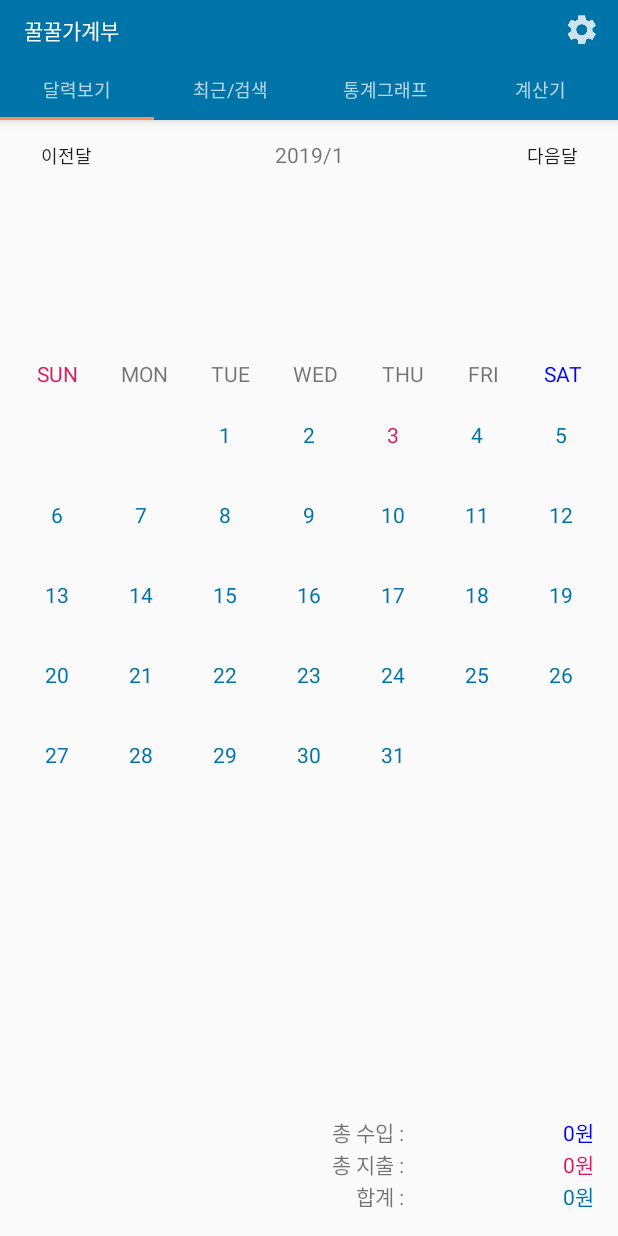
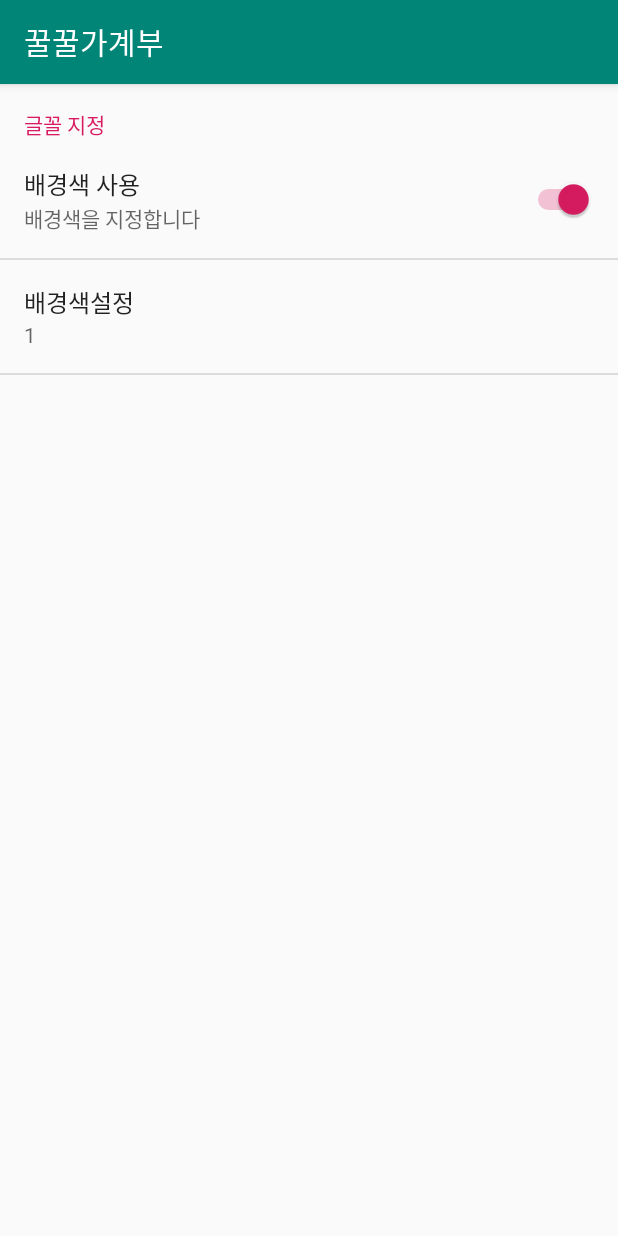
Before and after one commit to JoonminLee/household_account_book, an Android app: the screen it shows after launch (MainActivity before the commit, SettingsActivity after it), after a tap on "설정", on a phone screen of 412 x 824 dp. Run offline under Robolectric (Android 15) with nearby library versions, the phone set to English and light mode, and no system bars.

Commit message:
20190103 1800

```diff
--- a/HHAC_tab/app/src/main/AndroidManifest.xml
+++ b/HHAC_tab/app/src/main/AndroidManifest.xml
@@ -24,6 +24,7 @@
         <activity
             android:name=".DetailActivity"
             android:theme="@style/AppTheme.NoActionBar" />
+        <activity android:name=".SettingsActivity" />
 
         <service android:name=".MyFirebaseInstanceIDService">
             <intent-filter>
--- a/HHAC_tab/app/src/main/java/com/example/jay/hhac_tab/MainActivity.java
+++ b/HHAC_tab/app/src/main/java/com/example/jay/hhac_tab/MainActivity.java
@@ -48,6 +48,22 @@ public class MainActivity extends AppCompatActivity {
         mViewPager.addOnPageChangeListener(new TabLayout.TabLayoutOnPageChangeListener(tabLayout));
         tabLayout.addOnTabSelectedListener(new TabLayout.ViewPagerOnTabSelectedListener(mViewPager));
 
+        Intent intent = getIntent();
+        String color = intent.getStringExtra("bgcolor");
+        if (color != null) {
+            if (color.equals("honeydew")) {
+                mViewPager.setBackgroundColor(getResources().getColor(R.color.honeydew));
+            }
+            else if(color.equals("mistyrose")){
+                mViewPager.setBackgroundColor(getResources().getColor(R.color.mistyrose));
+            }
+            else if(color.equals("lavender")){
+                mViewPager.setBackgroundColor(getResources().getColor(R.color.lavender));
+
+            } else if(color.equals("defaultwhite")){
+                mViewPager.setBackgroundColor(getResources().getColor(R.color.defaultblack));
+            }
+        }
     }
 
     @Override
@@ -60,7 +76,8 @@ public class MainActivity extends AppCompatActivity {
     public boolean onOptionsItemSelected(MenuItem item) {
         switch (item.getItemId()) {
             case R.id.settingBtn:
-
+                Intent intent = new Intent(this, SettingsActivity.class);
+                startActivity(intent);
                 break;
         }
         return true;
--- /dev/null
+++ b/HHAC_tab/app/src/main/java/com/example/jay/hhac_tab/SettingsActivity.java
@@ -0,0 +1,13 @@
+package com.example.jay.hhac_tab;
+
+import android.os.Bundle;
+import android.support.annotation.Nullable;
+import android.support.v7.app.AppCompatActivity;
+
+public class SettingsActivity extends AppCompatActivity {
+    @Override
+    protected void onCreate(@Nullable Bundle savedInstanceState) {
+        super.onCreate(savedInstanceState);
+        setContentView(R.layout.activity_settings);
+    }
+}
--- /dev/null
+++ b/HHAC_tab/app/src/main/java/com/example/jay/hhac_tab/SettingsPreferenceFragment.java
@@ -0,0 +1,55 @@
+package com.example.jay.hhac_tab;
+
+import android.content.Intent;
+import android.content.SharedPreferences;
+import android.os.Bundle;
+import android.preference.ListPreference;
+import android.preference.PreferenceFragment;
+import android.preference.PreferenceManager;
+import android.support.annotation.Nullable;
+import android.util.Log;
+
+public class SettingsPreferenceFragment extends PreferenceFragment {
+
+    SharedPreferences prefs;
+    ListPreference backgroundPref;
+
+    @Override
+    public void onCreate(@Nullable Bundle savedInstanceState) {
+        super.onCreate(savedInstanceState);
+
+        addPreferencesFromResource(R.xml.preference);
+
+        backgroundPref = (ListPreference) findPreference("key_dialog_backgroundcolor");
+        prefs = PreferenceManager.getDefaultSharedPreferences(getActivity());
+
+        if (!prefs.getString("key_dialog_backgroundcolor", "").equals("")) {
+            backgroundPref.setSummary(prefs.getString("key_dialog_backgroundcolor", "false"));
+        }
+        prefs.registerOnSharedPreferenceChangeListener(prefListener);
+    }
+
+    SharedPreferences.OnSharedPreferenceChangeListener prefListener = new SharedPreferences.OnSharedPreferenceChangeListener() {
+
+        @Override
+        public void onSharedPreferenceChanged(SharedPreferences sharedPreferences, String key) {
+            if (key.equals("key_dialog_backgroundcolor")) {
+                backgroundPref.setSummary(prefs.getString("key_dialog_backgroundcolor", "honeydew"));
+            }
+            String bgColor = String.valueOf(backgroundPref.getSummary());
+            if (bgColor != null) {
+                Intent intent = new Intent(getActivity(), MainActivity.class);
+                intent.putExtra("bgcolor", bgColor);
+                Log.i("배경색-----------------", bgColor);
+                startActivity(intent);
+            }
+        }
+
+    };
+
+    @Override
+    public void onResume() {
+        super.onResume();
+
+    }
+}
--- /dev/null
+++ b/HHAC_tab/app/src/main/res/layout/activity_settings.xml
@@ -0,0 +1,6 @@
+<?xml version="1.0" encoding="utf-8"?>
+<fragment xmlns:android="http://schemas.android.com/apk/res/android"
+    android:id="@+id/settings_fragment"
+    android:name="com.example.jay.hhac_tab.SettingsPreferenceFragment"
+    android:layout_width="match_parent"
+    android:layout_height="match_parent" />
--- a/HHAC_tab/app/src/main/res/values/colors.xml
+++ b/HHAC_tab/app/src/main/res/values/colors.xml
@@ -4,4 +4,8 @@
     <color name="colorPrimaryDark">#0074a8</color>
     <color name="colorAccent">#D81B60</color>
     <color name="colorBlue">#00F</color>
+    <color name="honeydew">#F0FF</color>
+    <color name="mistyrose">#ffe4</color>
+    <color name="lavender">#e6e6</color>
+    <color name="defaultblack">#ffffff</color>
 </resources>
--- a/HHAC_tab/app/src/main/res/values/strings.xml
+++ b/HHAC_tab/app/src/main/res/values/strings.xml
@@ -6,4 +6,12 @@
     <string name="tab_text_4">계산기</string>
     <string name="channel_id">notificationChannel1</string>
     <string name="channel_name">notificationName1</string>
+
+    <string-array name="BackgroundColor">
+        <item>honeydew</item>
+        <item>mistyrose</item>
+        <item>lavender</item>
+        <item>default</item>
+    </string-array>
+
 </resources>
--- /dev/null
+++ b/HHAC_tab/app/src/main/res/xml/preference.xml
@@ -0,0 +1,19 @@
+<?xml version="1.0" encoding="utf-8"?>
+<PreferenceScreen xmlns:android="http://schemas.android.com/apk/res/android">
+    <PreferenceCategory android:title="글꼴 지정">
+        <SwitchPreference
+            android:defaultValue="1"
+            android:key="key_backgroundcolor"
+            android:summary="배경색을 지정합니다"
+            android:title="배경색 사용" />
+        <ListPreference
+            android:defaultValue="1"
+            android:dependency="key_backgroundcolor"
+            android:key="key_dialog_backgroundcolor"
+            android:title="배경색설정"
+            android:entries="@array/BackgroundColor"
+            android:entryValues="@array/BackgroundColor"
+            android:negativeButtonText="@null"
+            android:positiveButtonText="@null"/>
+    </PreferenceCategory>
+</PreferenceScreen>
```
